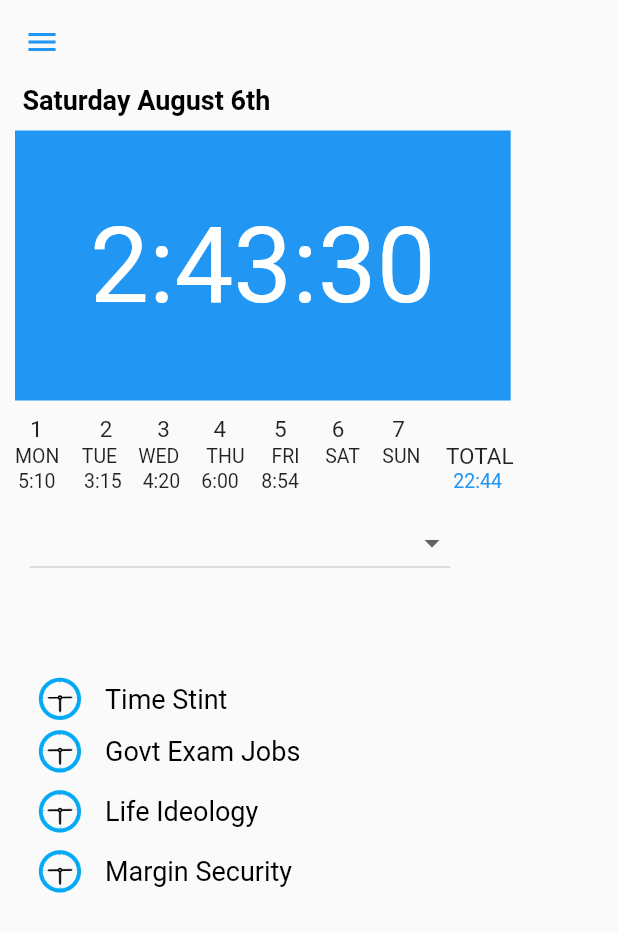
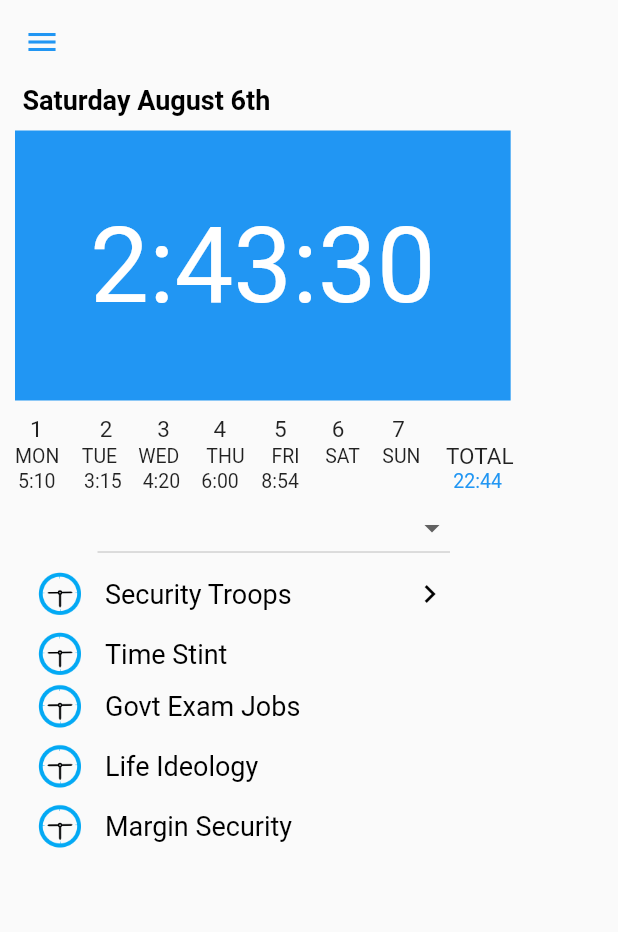
Before and after one commit to KshamaAgrawal/ForTimeStint, a Flutter app: the homePage screen opened directly, on a phone screen of 412 x 824 dp. Shown: the top 932 px of the screen. Run offline on Flutter 3.47's test engine with Material 2 defaults, Android fonts, the light colour scheme and no system bars.

Commit message:
complete home page

```diff
--- a/lib/home.dart
+++ b/lib/home.dart
@@ -154,9 +154,7 @@ class _State extends State<homePage> {
           children: [
             Container(
               width: 300,
-              // height: 250,
-              padding: EdgeInsets.fromLTRB(20, 10, 0, 0),
-              // padding: EdgeInsets.symmetric(horizontal:20.0, vertical: 20.0),
+              padding: EdgeInsets.fromLTRB(65,0, 0, 0),
               child: DropdownButton(
                 isExpanded: true,
                // items: [
@@ -181,6 +179,14 @@ class _State extends State<homePage> {
                   });
                 },
                 value: newValue,
+                style: new TextStyle(
+                  color: Colors.black,
+                  fontSize: 20,
+                  fontWeight: FontWeight.bold
+                ),
+                // icon: Icon(Icons.arrow_downward),
+                // iconSize: 20.0, // can be changed, default: 24.0
+                // iconEnabledColor: Colors.black,
               items: <String>['Segno Tech', 'Security Troops']
                   .map((String value) {
                 return new DropdownMenuItem<String>(
@@ -191,8 +197,35 @@ class _State extends State<homePage> {
             ),
           ],
         ),
-        Padding(
-              padding: EdgeInsets.fromLTRB(20, 0, 0, 60),),
+        // Padding(
+        //       padding: EdgeInsets.fromLTRB(20, 0, 0, 60),),
+        Row(                              //ROW 8
+          children: [
+            // margin: EdgeInsets.all(10.0),
+            Padding(
+              padding: EdgeInsets.fromLTRB(20, 0, 0, 40),),
+            Image.asset('assets/images/256.png', width: 40, height: 30),
+
+
+              Container(
+              padding: EdgeInsets.fromLTRB(10, 0, 0, 0),
+              // padding: EdgeInsets.symmetric(horizontal:20.0, vertical: 50.0),
+
+              child: Text('Security Troops', style: TextStyle(color: Colors.black, fontSize: 18),),
+              // icon: Icon(Icons.home),
+            ),
+              Container(
+                padding: EdgeInsets.fromLTRB(80, 0, 0, 0),
+              child: Icon(
+                          Icons.keyboard_arrow_right,
+                          color: Colors.black,
+                          // height: 20,
+                          // width: 20,
+                        ),
+                        ),
+
+          ],
+        ),
         Row(                              //ROW 8
           children: [
             // margin: EdgeInsets.all(10.0),
@@ -248,33 +281,92 @@ class _State extends State<homePage> {
       drawer: Drawer(
 
         child: ListView(
-          padding: EdgeInsets.fromLTRB(30, 30, 0, 0),
+          // padding: EdgeInsets.fromLTRB(30, 30, 0, 0),
           children: <Widget>[
+          // Row(
+          //   children: [
+          //   new UserAccountsDrawerHeader(
+          //     currentAccountPicture: new GestureDetector(
+          //       child: new CircleAvatar(
+          //         // backgroundColor: Colors.white,
+          //         backgroundImage: new NetworkImage("https://dyl80ryjxr1ke.cloudfront.net/external_assets/hero_examples/hair_beach_v1785392215/result.jpeg"),
+          //       ),
+          //     ),
+          //     // decoration: BoxDecoration(
+          //     //   color: Colors.white,
+          //     // ),
+          //     accountName: new Text("Tom Curise", style: TextStyle(color: Colors.black),),
+          //     accountEmail: new Text("Senior Developer", style: TextStyle(color: Colors.blue),),
+          //     // currentAccountPicture: new GestureDetector(
+          //     //   child: new CircleAvatar(
+          //     //     // backgroundColor: Colors.white,
+          //     //     backgroundImage: new NetworkImage("https://dyl80ryjxr1ke.cloudfront.net/external_assets/hero_examples/hair_beach_v1785392215/result.jpeg"),
+          //     //   ),
+          //     // ),
+          //   ),
+          //   ],
+          // ),
             new UserAccountsDrawerHeader(
-              decoration: BoxDecoration(
-                color: Colors.white,
-              ),
-              accountName: new Text("Tom Curise", style: TextStyle(color: Colors.black),),
-              accountEmail: new Text("Senior Developer", style: TextStyle(color: Colors.blue),),
               currentAccountPicture: new GestureDetector(
                 child: new CircleAvatar(
                   // backgroundColor: Colors.white,
                   backgroundImage: new NetworkImage("https://dyl80ryjxr1ke.cloudfront.net/external_assets/hero_examples/hair_beach_v1785392215/result.jpeg"),
                 ),
               ),
+              decoration: BoxDecoration(
+                color: Colors.white,
+              ),
+              accountName: new Text("Tom Curise", style: TextStyle(color: Colors.black),),
+              accountEmail: new Text("Senior Developer", style: TextStyle(color: Colors.blue),),
+              // currentAccountPicture: new GestureDetector(
+              //   child: new CircleAvatar(
+              //     // backgroundColor: Colors.white,
+              //     backgroundImage: new NetworkImage("https://dyl80ryjxr1ke.cloudfront.net/external_assets/hero_examples/hair_beach_v1785392215/result.jpeg"),
+              //   ),
+              // ),
             ),
-            new Divider(),
+
+        //       UserAccountsDrawerHeader(
+        //   accountEmail: Text(''), // keep blank text because email is required
+        //   accountName: Row(
+        //     children: <Widget>[
+        //       Container(
+        //         // width: 50,
+        //         // height: 50,
+        //         decoration: BoxDecoration(shape: BoxShape.circle),
+        //         child: CircleAvatar(
+        //          backgroundImage: new NetworkImage("https://dyl80ryjxr1ke.cloudfront.net/external_assets/hero_examples/hair_beach_v1785392215/result.jpeg"),
+        //         // color: Colors.white,
+        //         ),
+        //       ),
+        //       // decoration: BoxDecoration(
+        //       //   color: Colors.white,
+        //       // ),
+        //       Column(
+        //         mainAxisAlignment: MainAxisAlignment.center,
+        //         children: <Widget>[
+        //           Text('Tom Curise' , style: TextStyle(color: Colors.black, fontSize: 18),),
+        //           Text('Senior Developer' , style: TextStyle(color: Colors.white, fontSize: 14),),
+        //         ],
+        //       ),
+        //     ],
+        //   ),
+        // ),
+
+            // new Divider(),
             ListTile(
-              title: Text('Timer', style: TextStyle(color: Colors.black, fontSize: 20),),
+              title: Text('Timer', style: TextStyle(color: Colors.black, fontSize: 15),),
+              contentPadding: EdgeInsets.symmetric(horizontal: 35.0),
               onTap: () {
-              //   Navigator.push(
-              //     context,
-              //     MaterialPageRoute(builder: (context) => page1Page()),
-              //   );
+                Navigator.push(
+                  context,
+                  MaterialPageRoute(builder: (context) => homePage()),
+                );
               },
             ),
             ListTile(
-              title: Text('Dashboard', style: TextStyle(color: Colors.black, fontSize: 20),),
+              title: Text('Dashboard', style: TextStyle(color: Colors.black, fontSize: 15),),
+               contentPadding: EdgeInsets.symmetric(horizontal: 35.0),
               // color: Colors.blue,
               onTap: () {
                 Navigator.push(
@@ -284,7 +376,8 @@ class _State extends State<homePage> {
               },
             ),
             ListTile(
-              title: Text('Report', style: TextStyle(color: Colors.black, fontSize: 20),),
+              title: Text('Report', style: TextStyle(color: Colors.black, fontSize: 15),),
+               contentPadding: EdgeInsets.symmetric(horizontal: 35.0),
               onTap: () {
               //   Navigator.push(
               //     context,
@@ -293,7 +386,8 @@ class _State extends State<homePage> {
               },
             ),
               ListTile(
-              title: Text('Timesheets', style: TextStyle(color: Colors.black, fontSize: 20),),
+              title: Text('Timesheets', style: TextStyle(color: Colors.black, fontSize: 15),),
+               contentPadding: EdgeInsets.symmetric(horizontal: 35.0),
               onTap: () {
               //   Navigator.push(
               //     context,
@@ -302,7 +396,8 @@ class _State extends State<homePage> {
               },
             ),
             ListTile(
-              title: Text('Screenshots', style: TextStyle(color: Colors.black, fontSize: 20),),
+              title: Text('Screenshots', style: TextStyle(color: Colors.black, fontSize: 15),),
+               contentPadding: EdgeInsets.symmetric(horizontal: 35.0),
               onTap: () {
                 Navigator.push(
                   context,
@@ -313,6 +408,7 @@ class _State extends State<homePage> {
 
             new Divider(),
             ListTile(
+              leading: Icon(Icons.power_settings_new, color: Colors.black),
               title: Text('Logout', style: TextStyle(color: Colors.black, fontSize: 20),),
               onTap: () {
                 Navigator.push(
```
Also changed, not shown: 4 other files.
